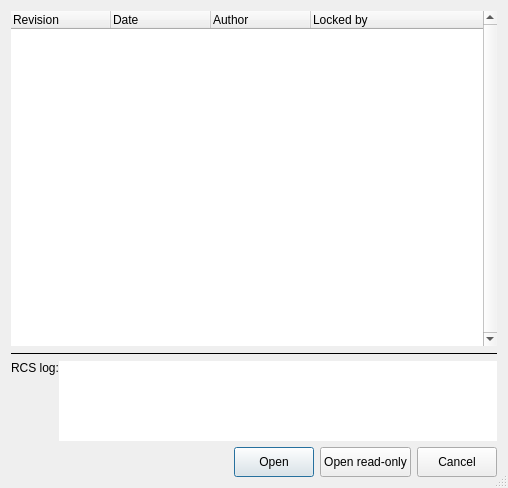
First picture: the form in src/gui/rcsfilepreview_q.ui, repository fwbuilder/fwbuilder, before the edit.
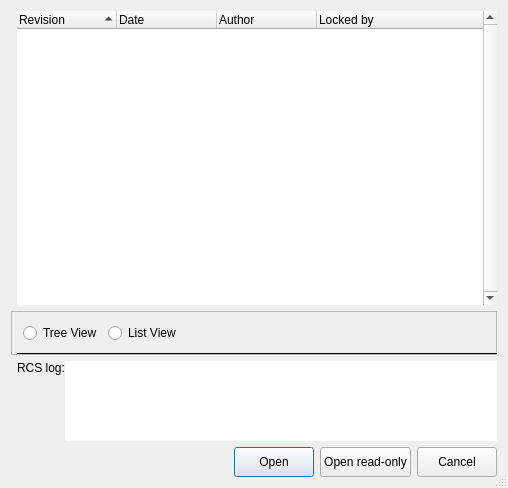
Second picture: the form after the edit.

```diff
--- a/src/gui/rcsfilepreview_q.ui
+++ b/src/gui/rcsfilepreview_q.ui
@@ -30,8 +30,8 @@
   <property name="modal" >
    <bool>true</bool>
   </property>
-  <layout class="QVBoxLayout" >
-   <item>
+  <layout class="QGridLayout" name="gridLayout_2" >
+   <item row="0" column="1" >
     <widget class="QTreeWidget" name="RCSTreeView" >
      <property name="minimumSize" >
       <size>
@@ -51,6 +51,9 @@
      <property name="alternatingRowColors" >
       <bool>false</bool>
      </property>
+     <property name="sortingEnabled" >
+      <bool>true</bool>
+     </property>
      <property name="allColumnsShowFocus" >
       <bool>true</bool>
      </property>
@@ -76,7 +79,46 @@
      </column>
     </widget>
    </item>
-   <item>
+   <item rowspan="2" row="1" column="0" colspan="2" >
+    <widget class="QFrame" name="frame" >
+     <property name="frameShape" >
+      <enum>QFrame::StyledPanel</enum>
+     </property>
+     <property name="frameShadow" >
+      <enum>QFrame::Raised</enum>
+     </property>
+     <layout class="QGridLayout" name="gridLayout" >
+      <item row="0" column="0" >
+       <widget class="QRadioButton" name="tree_view" >
+        <property name="text" >
+         <string>Tree View</string>
+        </property>
+       </widget>
+      </item>
+      <item row="0" column="1" >
+       <widget class="QRadioButton" name="list_view" >
+        <property name="text" >
+         <string>List View</string>
+        </property>
+       </widget>
+      </item>
+      <item row="0" column="2" >
+       <spacer name="horizontalSpacer" >
+        <property name="orientation" >
+         <enum>Qt::Horizontal</enum>
+        </property>
+        <property name="sizeHint" stdset="0" >
+         <size>
+          <width>267</width>
+          <height>20</height>
+         </size>
+        </property>
+       </spacer>
+      </item>
+     </layout>
+    </widget>
+   </item>
+   <item row="2" column="1" >
     <widget class="Line" name="line2" >
      <property name="frameShape" >
       <enum>QFrame::HLine</enum>
@@ -89,7 +131,7 @@
      </property>
     </widget>
    </item>
-   <item>
+   <item row="3" column="1" >
     <layout class="QHBoxLayout" >
      <property name="spacing" >
       <number>0</number>
@@ -140,7 +182,7 @@
      </item>
     </layout>
    </item>
-   <item>
+   <item row="4" column="1" >
     <layout class="QHBoxLayout" >
      <item>
       <spacer>
```
Left out of the diff: 55 changed lines with no effect on the pictures.
